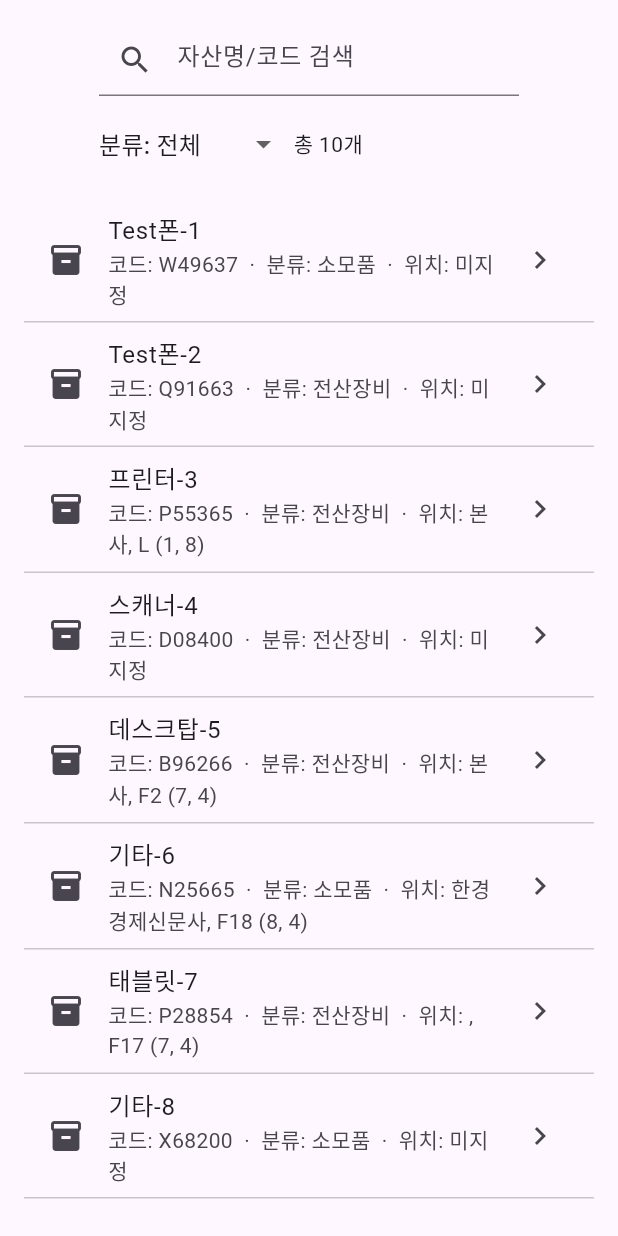
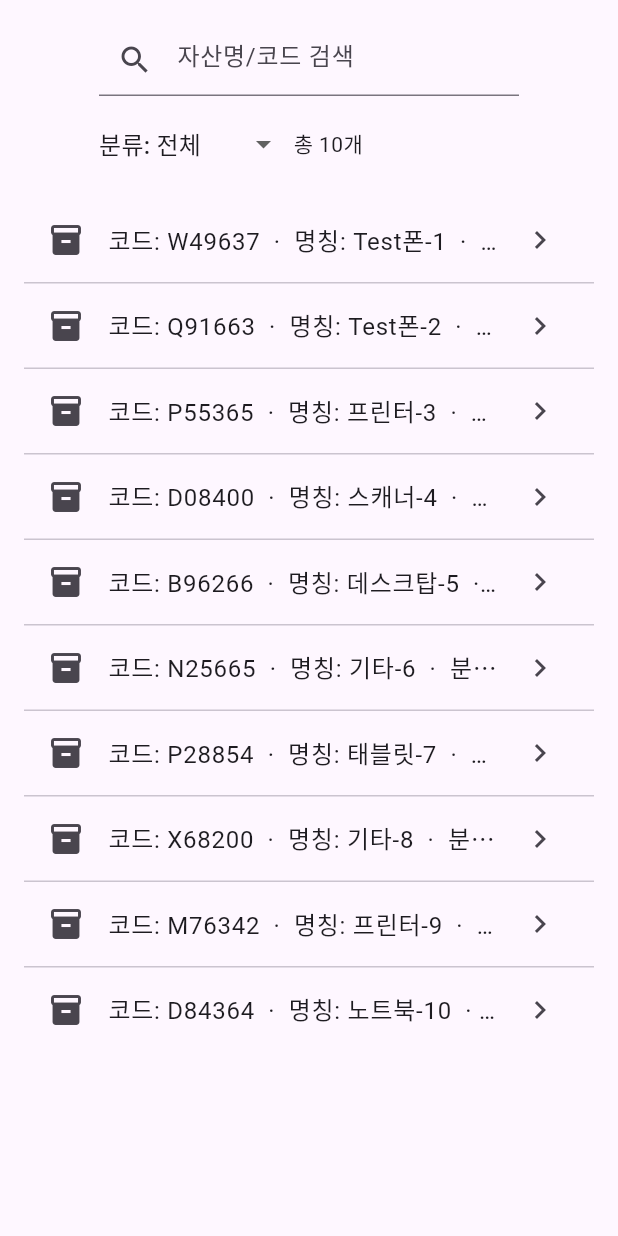
Before and after one commit to kasreder/oamanageTest, a Flutter app: the AssetListScreen widget shown alone on an empty page, opened directly, on a phone screen of 412 x 824 dp. Run offline on Flutter 3.47's test engine with Material 3 defaults, Android fonts, the phone set to English and light mode, and no system bars; our stand-ins replace go_router, unicons; missing offline and left inert: mobile_scanner.

Commit message:
Update asset list to single-line summary

```diff
--- a/lib/view/screen/asset_list_screen.dart
+++ b/lib/view/screen/asset_list_screen.dart
@@ -85,10 +85,32 @@ class _AssetListScreenState extends State<AssetListScreen> {
                       final locText = hasLoc
                           ? '위치: ${a.building ?? ''}, ${a.floor ?? ''} (${a.locationRow}, ${a.locationCol})'
                           : '위치: 미지정';
+                      final info = [
+                        '코드: ${a.code}',
+                        '명칭: ${a.name}',
+                        '분류: ${a.category}',
+                        if ((a.memberName ?? '').trim().isNotEmpty)
+                          '사용자: ${a.memberName!.trim()}',
+                        '제조사: ${a.vendor}',
+                        '모델: ${a.modelName}',
+                        if ((a.network ?? '').trim().isNotEmpty)
+                          '네트워크: ${a.network!.trim()}',
+                        if ((a.building ?? '').trim().isNotEmpty)
+                          '건물: ${a.building!.trim()}',
+                        if ((a.floor ?? '').trim().isNotEmpty)
+                          '층: ${a.floor!.trim()}',
+                        if ((a.normalComment ?? '').trim().isNotEmpty)
+                          '비고: ${a.normalComment!.trim()}',
+                        locText,
+                      ];
+
                       return ListTile(
                         leading: const Icon(Icons.inventory_2),
-                        title: Text(a.name),
-                        subtitle: Text('코드: ${a.code}  ·  분류: ${a.category}  ·  $locText'),
+                        title: Text(
+                          info.join('  ·  '),
+                          maxLines: 1,
+                          overflow: TextOverflow.ellipsis,
+                        ),
                         trailing: const Icon(Icons.chevron_right),
                         onTap: () {
                           // 상세로 이동: /asset/:id (app_router에 이미 정의)
```
